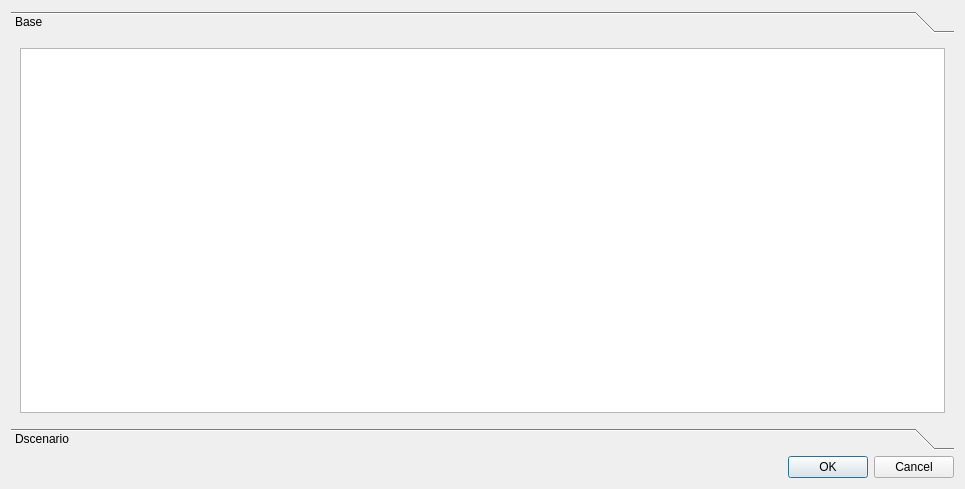
Before: the Qt Designer form core/ui/toolbars/basic/info_epa_demand.ui in Giswater/giswater_qgis_plugin, drawn with Qt 5.
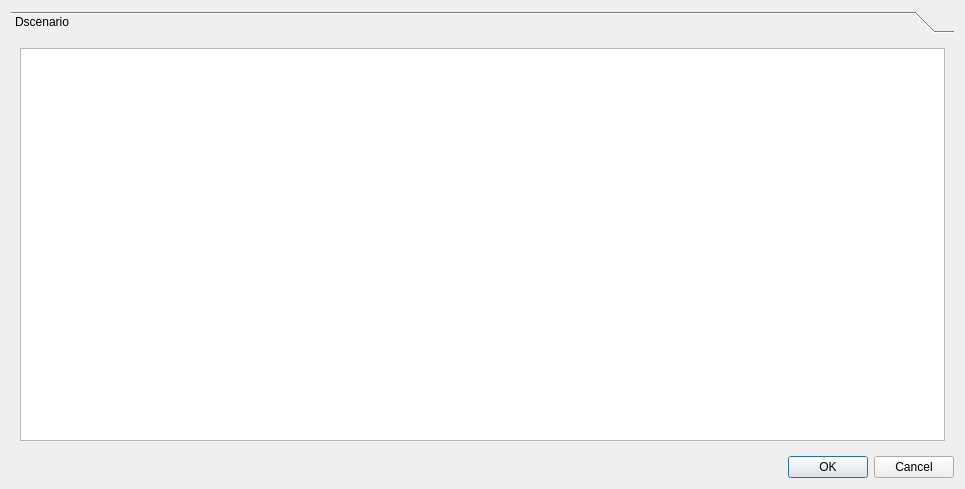
After: the same form once the commit is applied.

Commit message: Rename tab epa buttons dialogs

Patch:
```diff
--- a/core/ui/toolbars/basic/info_epa_demand.ui
+++ b/core/ui/toolbars/basic/info_epa_demand.ui
@@ -19,35 +19,13 @@
      <property name="currentIndex">
       <number>0</number>
      </property>
-     <widget class="QWidget" name="page">
-      <property name="geometry">
-       <rect>
-        <x>0</x>
-        <y>0</y>
-        <width>947</width>
-        <height>388</height>
-       </rect>
-      </property>
-      <attribute name="label">
-       <string>Base</string>
-      </attribute>
-      <layout class="QGridLayout" name="gridLayout_4">
-       <item row="0" column="0">
-        <layout class="QGridLayout" name="lyt_base">
-         <item row="0" column="0">
-          <widget class="QTableView" name="tbl_demand"/>
-         </item>
-        </layout>
-       </item>
-      </layout>
-     </widget>
      <widget class="QWidget" name="page_2">
       <property name="geometry">
        <rect>
         <x>0</x>
         <y>0</y>
         <width>947</width>
-        <height>388</height>
+        <height>415</height>
        </rect>
       </property>
       <attribute name="label">
```
Left out of the diff: 8 changed lines with no effect on the pictures. The commit also changes 6 other files.
